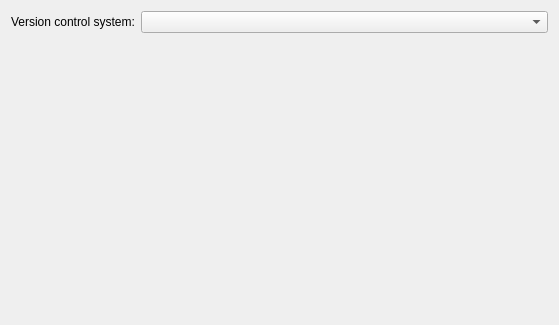
Before: the Qt Designer form plugins/appwizard/projectvcspage.ui in KDE/kdevelop, drawn with Qt 5.
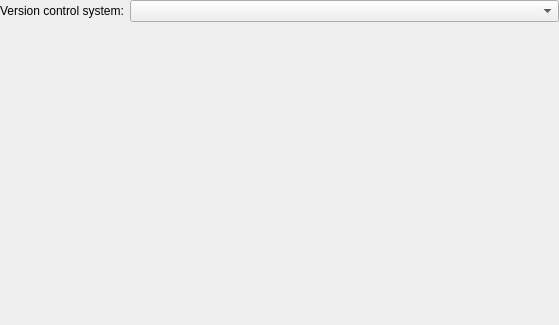
After: the same form once the commit is applied. Custom widgets are drawn as their Qt base class.

Commit message:
appwizard: remove extra margins around pages
GIT_SILENT

Patch:
```diff
--- a/plugins/appwizard/projectvcspage.ui
+++ b/plugins/appwizard/projectvcspage.ui
@@ -10,6 +10,18 @@
    </rect>
   </property>
   <layout class="QVBoxLayout" name="verticalLayout" >
+   <property name="leftMargin">
+    <number>0</number>
+   </property>
+   <property name="topMargin">
+    <number>0</number>
+   </property>
+   <property name="rightMargin">
+    <number>0</number>
+   </property>
+   <property name="bottomMargin">
+    <number>0</number>
+   </property>
    <item>
     <layout class="QHBoxLayout" name="horizontalLayout" >
      <item>
```
The commit also changes 2 other files.
